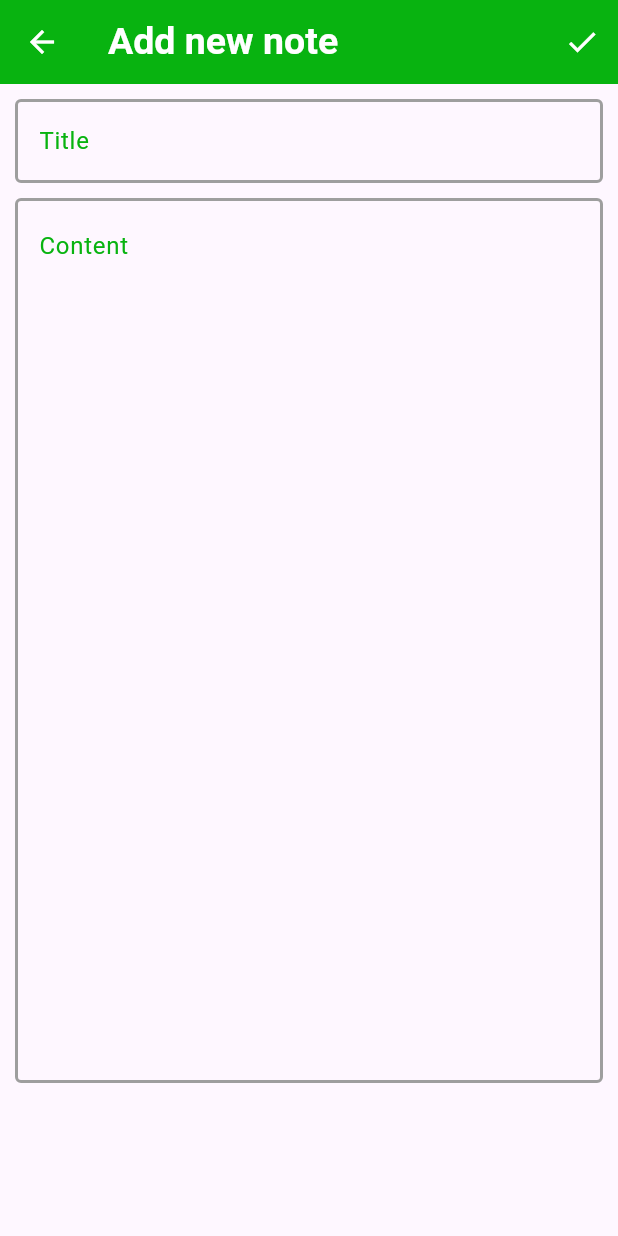
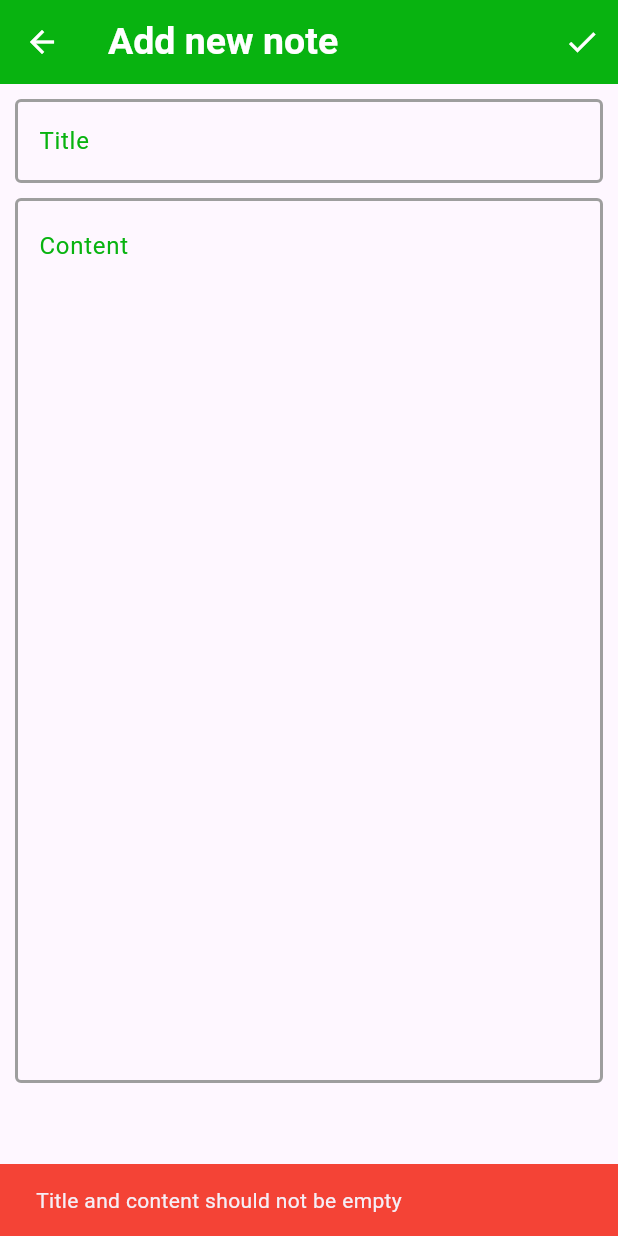
Before and after one commit to Darwynkjoy/Echo_note, a Flutter app: the AddNotepage screen opened directly, after a tap on the "check" icon, on a phone screen of 412 x 824 dp. Run offline on Flutter 3.47's test engine with Material 3 defaults, Android fonts, the phone set to English and light mode, and no system bars; our stand-ins replace appwrite; network calls fail.

Commit message:
daily push

```diff
--- a/lib/addnotepage.dart
+++ b/lib/addnotepage.dart
@@ -38,6 +38,9 @@ class _addnoteState extends State<AddNotepage>{
     Future<void>_addNotes()async{
     final title=titleContoller.text;
     final content=contentContoller.text;
+    if(title.isEmpty || content.isEmpty){
+      ScaffoldMessenger.of(context).showSnackBar(SnackBar(content: Text("Title and content should not be empty"),backgroundColor: Colors.red,));
+    }else{
     try{
       await _appwriteService.addNote(title,content);
       Navigator.pushReplacement(context, MaterialPageRoute(builder: (context)=>HomePage()));
@@ -45,6 +48,7 @@ class _addnoteState extends State<AddNotepage>{
       print(e){
         print("error adding note:$e");
       }
+    }
     }
   }
   Widget build(BuildContext context){
--- a/lib/editnotepage.dart
+++ b/lib/editnotepage.dart
@@ -28,11 +28,16 @@ class _editnoteState extends State<Editnotepage>{
   Future<void> _updateNote() async {
     final title = titleContoller.text.trim();
     final content = contentContoller.text.trim();
+
+    if(title.isEmpty || content.isEmpty){
+      ScaffoldMessenger.of(context).showSnackBar(SnackBar(content: Text("Title and content should not be empty"),backgroundColor: Colors.red,));
+    }else{
     try {
       await _appwriteService.updateNote(widget.id, title, content);
       Navigator.pushReplacement(context, MaterialPageRoute(builder: (context)=>Notepage(id: widget.id, title: title, content: content)));
     } catch (e) {
       print("Error updating note: $e");
+    }
     }
   }
 
```
